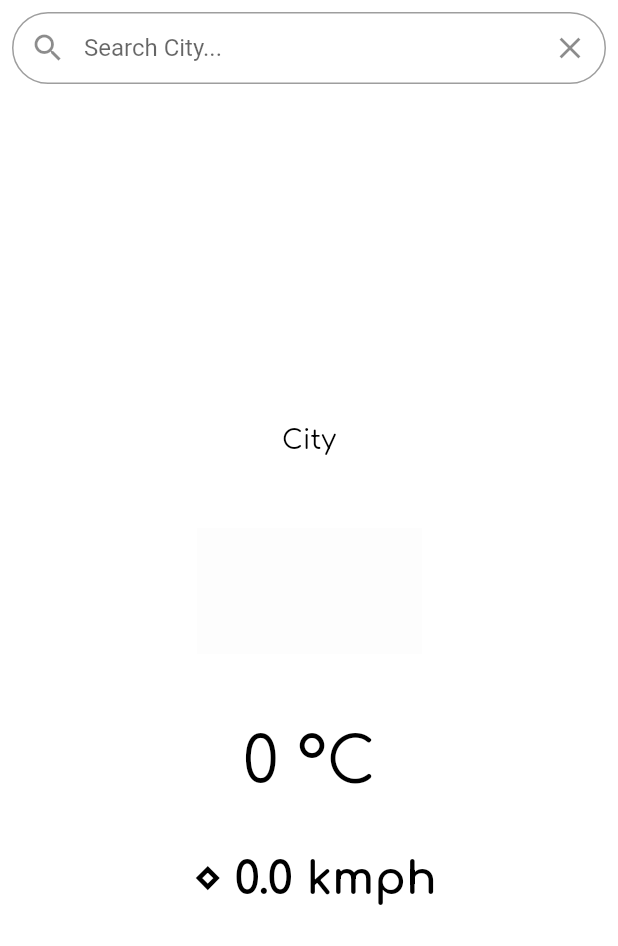
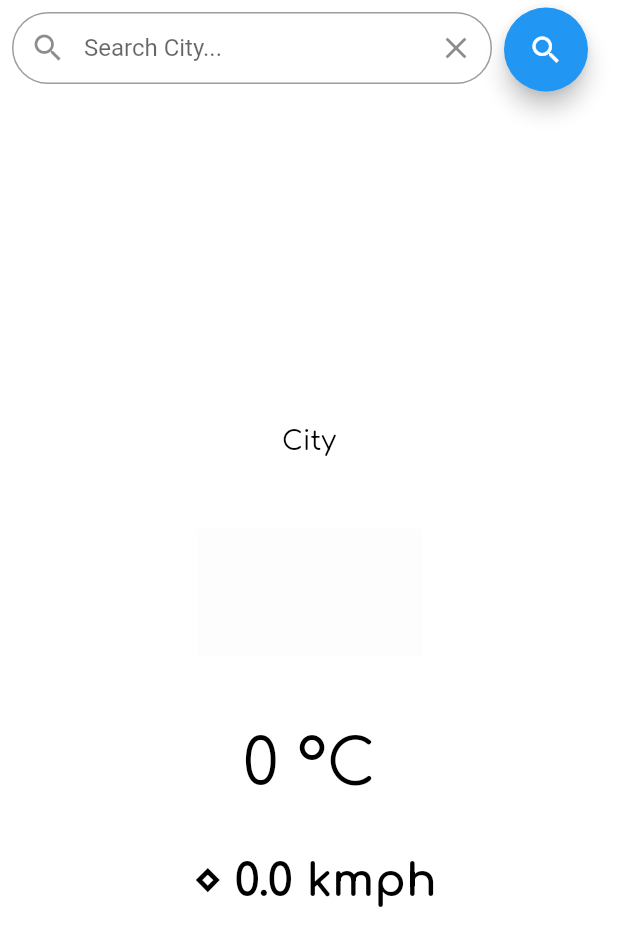
Before and after one commit to code-kartik/weather_now, a Flutter app: the screen it shows after launch, on a phone screen of 412 x 824 dp. Shown: the top 946 px of the screen. Run offline on Flutter 3.47's test engine with Material 2 defaults, Android fonts, the phone set to English and light mode, and no system bars; our stand-ins replace google_fonts.

Commit message:
better search bar

```diff
--- a/lib/pages/weather_page.dart
+++ b/lib/pages/weather_page.dart
@@ -63,6 +63,8 @@ class _WeatherPageState extends State<WeatherPage> {
         child: Column(
           children: <Widget>[
             //Search City Name widget
+            Row(
+              children: [
                 Padding(
                   padding: const EdgeInsets.all(8.0),
                   child: TextField(
@@ -73,6 +75,8 @@ class _WeatherPageState extends State<WeatherPage> {
                     },
                     controller: textController,
                     decoration: InputDecoration(
+                      constraints:
+                          const BoxConstraints.tightFor(width: 320, height: 50),
                       border: const OutlineInputBorder(
                         borderRadius: BorderRadius.all(
                           Radius.circular(25.0),
@@ -87,6 +91,14 @@ class _WeatherPageState extends State<WeatherPage> {
                       prefixIcon: const Icon(Icons.search),
                     ),
                   ),
+                ),
+                FloatingActionButton(
+                  onPressed: () async {
+                    setWeatherData(textController.text);
+                  },
+                  child: const Icon(Icons.search),
+                ),
+              ],
             ),
 
             Expanded(
```
Lines whose indentation alone changed are shown as unchanged.
